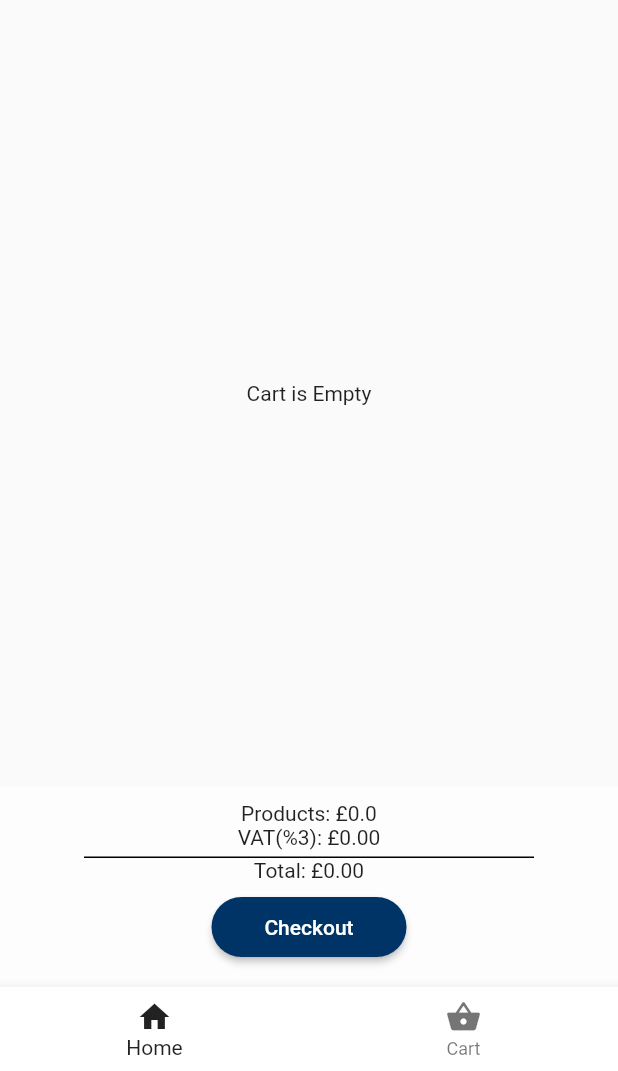
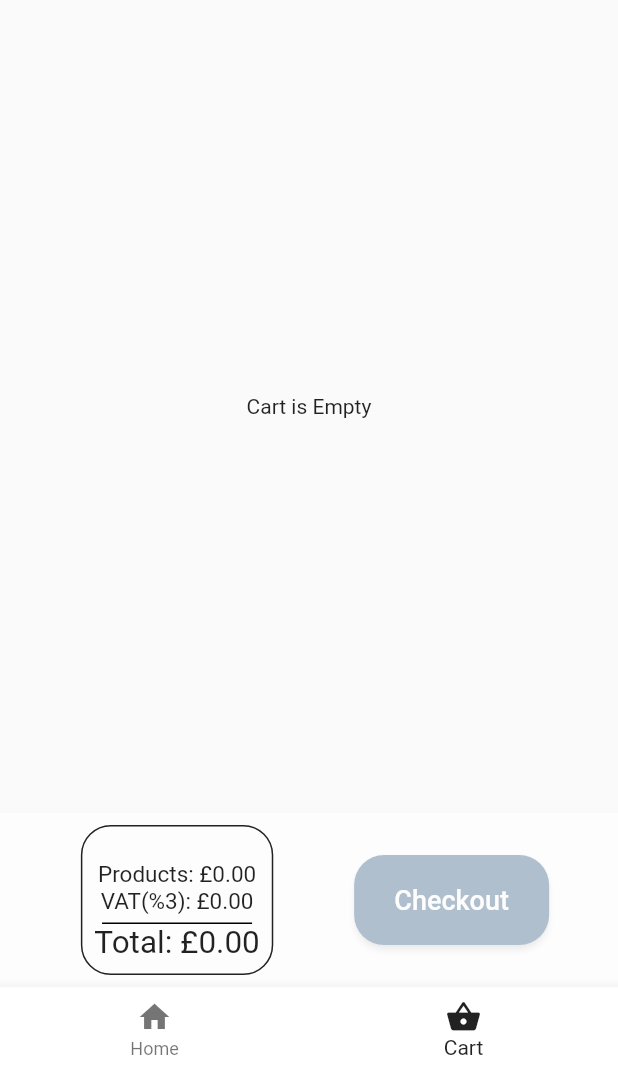
Before and after one commit to rev2023/E-commerce-application, a Flutter app: the screen it shows after launch, item 2 of the bottom bar chosen, after a tap on "Checkout", on a phone screen of 412 x 824 dp, the part 165-1236 px from its top. Run offline on Flutter 3.47's test engine with Material 2 defaults, Android fonts, the phone set to English and light mode, and no system bars; our stand-ins replace auto_route, dio, flutter_svg, get_it, material_floating_search_bar_2 and 1 more; missing offline and left inert: counter_button, currency_symbols, dart:ffi, emerge_alert_dialog; accounts and stored records are empty; network calls fail.

Commit message:
Refactoring UI to make it more interactive.
In this commit multiple UI changes have been made. One is that now the product quantity can be increased or decreased and also badges have been added to the cart icon to notify when items have been added to cart. Additionally, snack bar pop ups now indicate items have been added to cart.

```diff
--- a/lib/main.dart
+++ b/lib/main.dart
@@ -1,6 +1,7 @@
 import 'package:e_commerce_application/provider/cart_provider.dart';
 import 'package:e_commerce_application/provider/product_details_screen_provider.dart';
 import 'package:e_commerce_application/provider/search_screen_provider.dart';
+import 'package:e_commerce_application/provider/selected_screen_provider.dart';
 import 'package:e_commerce_application/router/app_router.dart';
 import 'package:e_commerce_application/screens/splash_screen.dart';
 import 'package:e_commerce_application/services/services_configuration.dart';
@@ -24,6 +25,7 @@ class MyApp extends StatelessWidget {
       providers: [
         ChangeNotifierProvider(create: (context) => CartProvider()),
         ChangeNotifierProvider(create: (context) => SearchScreenProvider()),
+        ChangeNotifierProvider(create: (context) => SelectedScreenProvider()),
         ChangeNotifierProvider(
             create: (context) => ProductDetailsScreenProvider()),
       ],
--- a/lib/models/product.dart
+++ b/lib/models/product.dart
@@ -62,8 +62,8 @@ class Product {
     CartFields.selectedSize : selectedSize,
   };
 
-  void incrementID(){
-    id = id + '00';
+  void changeID(){
+    id = id + '0';
   }
 
   static Product fromMap(Map<String, dynamic> map) => Product(
--- /dev/null
+++ b/lib/provider/selected_screen_provider.dart
@@ -0,0 +1,12 @@
+import 'package:flutter/material.dart';
+
+class SelectedScreenProvider extends ChangeNotifier {
+  int _selectedIndex = 0;
+
+  int get selectedIndex => _selectedIndex;
+
+  void updateIndex(int newIndex) {
+    _selectedIndex = newIndex;
+    notifyListeners();
+  }
+}
--- a/lib/screens/cart_screen.dart
+++ b/lib/screens/cart_screen.dart
@@ -1,9 +1,13 @@
+import 'package:auto_route/auto_route.dart';
 import 'package:currency_symbols/currency_symbols.dart';
 import 'package:e_commerce_application/provider/cart_provider.dart';
-import 'package:flutter/cupertino.dart';
+import 'package:emerge_alert_dialog/emerge_alert_dialog.dart';
 import 'package:flutter/material.dart';
 import 'package:provider/provider.dart';
 import 'package:e_commerce_application/widgets/custom_app_bar.dart';
+import 'package:e_commerce_application/models/product.dart';
+import 'package:e_commerce_application/provider/selected_screen_provider.dart';
+import 'package:e_commerce_application/widgets/bottom_nav_bar.dart';
 
 class CartScreen extends StatelessWidget {
   final GlobalKey<ScaffoldState> _scaffoldKey = GlobalKey<ScaffoldState>();
@@ -14,6 +18,34 @@ class CartScreen extends StatelessWidget {
   Widget build(BuildContext context) {
     final cartProvider = Provider.of<CartProvider>(context,);
     cartProvider.getItemsInCart();
+
+    Future<void> _showDialog(BuildContext context, VoidCallback method, Product product) async {
+      return showDialog<void>(
+        context: context,
+        barrierDismissible: true,
+        builder: (BuildContext context) {
+          return  EmergeAlertDialog(
+            alignment: Alignment.bottomCenter,
+            emergeAlertDialogOptions: EmergeAlertDialogOptions(
+              title: Text("Remove from cart"),
+              shape: const RoundedRectangleBorder(borderRadius: BorderRadius.all(Radius.circular(20))),
+              content: Text('Confirm you would like to remove  ${product.name} from cart? '),
+              actions: [Padding(
+                padding: const EdgeInsets.only(right: 20.0),
+                child: GestureDetector(onTap: (){Navigator.pop(context);},child: Text('Cancel')),
+              ),Container(
+                height: 45,
+                width: 110,
+                child: ElevatedButton(onPressed: method ,style: ButtonStyle(shape: MaterialStateProperty.all(const RoundedRectangleBorder(borderRadius: BorderRadius.all(Radius.circular(15)))),backgroundColor: MaterialStateProperty.all(Colors.black87)),
+                child: const Text('Confirm',style: TextStyle(color: Colors.white),)),
+              )],
+              actionsOverflowButtonSpacing: 50
+            ),
+          );
+        },
+      );
+    }
+
 
     return Scaffold(
       key: _scaffoldKey,
@@ -51,12 +83,23 @@ class CartScreen extends StatelessWidget {
                         child: Card(
                           elevation: 3,
                           child: ListTile(
-                            trailing: GestureDetector(onTap:(){cartProvider.productList.removeAt(index);
-                            cartProvider.delete(product);},child: const Icon(Icons.remove_circle)),
+                            trailing: Column(
+                              children: [
+                                GestureDetector(onTap:(){
+                                  cartProvider.incrementQuantity(product);
+                                },child: const Icon(Icons.add_circle)),
+                                GestureDetector(onTap:(){
+                                  if(product.quantity! <= 1 ){
+                                    _showDialog(context, (){cartProvider.delete(product);context.router.pop();}, product);
+                                  }
+                                    cartProvider.decrementQuantity(product);
+                                },child: const Icon(Icons.remove_circle)),
+                              ],
+                            ),
                             contentPadding: const EdgeInsets.all(16.0),
-                            leading: Image.network(product.mainImage),
+                            leading: SizedBox(width: 60, child: Image.network(product.mainImage)),
                             title: Text(
-                              '${product.name}',
+                              product.name,
                               style: const TextStyle(color: Colors.black87, fontWeight: FontWeight.bold),
                             ),
                             subtitle: Column(
@@ -89,49 +132,60 @@ class CartScreen extends StatelessWidget {
             Container(
               color: Colors.white60,
               width: double.infinity,
+              child: Row(
+                mainAxisAlignment: MainAxisAlignment.spaceEvenly,
+                children: [
+                  Padding(
+                    padding: const EdgeInsets.all(8.0),
+                    child: Container(
+                      height: 100,
+                      decoration: BoxDecoration(border: Border.all(color: Colors.black87), borderRadius: BorderRadius.all(Radius.circular(20))),
+
+                      child: Padding(
+                        padding: const EdgeInsets.all(8.0),
                         child: Column(
                           mainAxisAlignment: MainAxisAlignment.end,
                           children: [
-                  SizedBox(height: 10,),
-                  Text('Products: £${cartProvider.totalCost - cartProvider.vatAmount}', style: TextStyle(color: Colors.black87),),
-                  Text('VAT(%3): £${cartProvider.vatAmount.toStringAsFixed(2)}', style: TextStyle(color: Colors.black87),),
+                            Text('Products: £${(cartProvider.totalCost - cartProvider.vatAmount).toStringAsFixed(2)}', style: TextStyle(color: Colors.black87, fontSize: 15),),
+                            Text('VAT(%3): £${cartProvider.vatAmount.toStringAsFixed(2)}', style: TextStyle(color: Colors.black87, fontSize: 15),),
                             const SizedBox(height: 5,),
-                  Container(width: 300,height: 1,color: Colors.black,),
-                  Text('Total: £${cartProvider.totalCost.toStringAsFixed(2)}', style: TextStyle(color: Colors.black87),),
-                  const SizedBox(height: 10,),
+                            Container(width: 100,height: 1,color: Colors.black,),
+                            Text('Total: £${cartProvider.totalCost.toStringAsFixed(2)}', style: TextStyle(color: Colors.black87,fontSize: 21),),
+                          ],
+                        ),
+                      )
+                    ),
+                  ),
                   SizedBox(
-                    height: 40,
+                    height: 60,
                     width: 130,
+                    child: Opacity(
+                      opacity: cartProvider.productList.isEmpty ? 0.3 : 1,
                       child: ElevatedButton(
                         onPressed: () {},
                         style: ButtonStyle(
-                        shape: MaterialStateProperty.all(RoundedRectangleBorder(borderRadius: BorderRadius.all(Radius.circular(20)))),
+                          shape: MaterialStateProperty.all(const RoundedRectangleBorder(borderRadius: BorderRadius.all(Radius.circular(20)))),
                           backgroundColor: MaterialStateProperty.all(const Color(0xFF003366)),
                         ),
-                      child: Text(
+                        child: const Text(
                           'Checkout',
-                        style: TextStyle(fontSize: 14),
+                          style: TextStyle(fontSize: 18),
                         ),
                       ),
                     ),
-                  const SizedBox(height: 20,),
+                  ),
                 ],
               ),
             )
           ],
         ),
       ),
-      bottomNavigationBar: BottomNavigationBar(
-        backgroundColor: Colors.white,
-        selectedItemColor: Colors.black87,
-        items: const [
-          BottomNavigationBarItem(icon: Icon(Icons.home), label: 'Home'),
-          BottomNavigationBarItem(
-            icon: Icon(Icons.shopping_basket),
-            label: 'Cart',
-          ),
-        ],
-      ),
+        bottomNavigationBar:  Consumer<SelectedScreenProvider>(
+            builder: (context, selectedIndexProvider, _) {
+              return BottomNavBar(selectedIndex: selectedIndexProvider.selectedIndex,
+                onSelect: selectedIndexProvider.updateIndex,);
+            }
+        )
     );
   }
 }
--- a/lib/screens/home_screen.dart
+++ b/lib/screens/home_screen.dart
@@ -1,6 +1,7 @@
 import 'package:auto_route/auto_route.dart';
 import 'package:e_commerce_application/provider/cart_provider.dart';
 import 'package:e_commerce_application/provider/product_details_screen_provider.dart';
+import 'package:e_commerce_application/provider/selected_screen_provider.dart';
 import 'package:e_commerce_application/router/app_router.gr.dart';
 import 'package:flutter/material.dart';
 import 'package:provider/provider.dart';
@@ -10,6 +11,7 @@ import 'package:e_commerce_application/widgets/brand_icon.dart';
 import 'package:e_commerce_application/widgets/custom_app_bar.dart';
 import 'package:e_commerce_application/widgets/product_holder.dart';
 import 'package:e_commerce_application/widgets/search_bar.dart';
+import 'package:e_commerce_application/widgets/bottom_nav_bar.dart';
 
 @RoutePage()
 class HomeScreen extends StatelessWidget {
@@ -20,8 +22,6 @@ class HomeScreen extends StatelessWidget {
   @override
   Widget build(BuildContext context) {
     final cartProvider = Provider.of<CartProvider>(context);
-
-
     return MultiProvider(
       providers: [
         ChangeNotifierProvider(create: (context) => HomeScreenProvider()),
@@ -225,27 +225,13 @@ class HomeScreen extends StatelessWidget {
             ],
           ),
         ),
-        bottomNavigationBar: BottomNavigationBar(
-          backgroundColor: Colors.white,
-          currentIndex: 0,
-          selectedItemColor: Colors.black87,
-          onTap: (index){
-            if(index == 1){
-              context.router.push(CartRoute());
-            }
-            else{
-              context.router.push(HomeRoute());
-            }
-
-          },
-          items: const [
-            BottomNavigationBarItem(icon: Icon(Icons.home), label: 'Home'),
-            BottomNavigationBarItem(
-              icon: Icon(Icons.shopping_basket),
-              label: 'Cart',
-            ),
-          ],
-        ),
+        bottomNavigationBar:  Consumer<SelectedScreenProvider>(
+          builder: (context, selectedIndexProvider, _) {
+            BottomNavBar.itemCount = cartProvider.productList.length;
+            return BottomNavBar(selectedIndex: selectedIndexProvider.selectedIndex,
+                onSelect: selectedIndexProvider.updateIndex, );
+          }
+        )
       ),
     );
   }
--- /dev/null
+++ b/lib/widgets/bottom_nav_bar.dart
@@ -0,0 +1,39 @@
+import 'package:auto_route/auto_route.dart';
+import 'package:flutter/material.dart';
+import 'package:e_commerce_application/router/app_router.gr.dart';
+
+class BottomNavBar extends StatelessWidget {
+  final int selectedIndex;
+  static int? itemCount;
+  final ValueChanged<int> onSelect;
+
+  set count(int count){
+    itemCount = count;
+  }
+  const BottomNavBar({super.key, required this.selectedIndex, required this.onSelect,});
+
+  @override
+  Widget build(BuildContext context) {
+    return BottomNavigationBar(
+      backgroundColor: Colors.white,
+      currentIndex: selectedIndex,
+      selectedItemColor: Colors.black87,
+      onTap: (index) {
+        onSelect(index);
+
+        if (index == 1) {
+          context.router.push(CartRoute());
+        } else {
+          context.router.push(HomeRoute());
+        }
+      },
+      items:  [
+        const BottomNavigationBarItem(icon: Icon(Icons.home), label: 'Home'),
+        BottomNavigationBarItem(
+          icon: itemCount != 0 ? Badge(label: Text(itemCount.toString()),child: const Icon(Icons.shopping_basket),) : const Icon(Icons.shopping_basket),
+          label: 'Cart',
+        ),
+      ],
+    );
+  }
+}
--- a/pubspec.yaml
+++ b/pubspec.yaml
@@ -45,6 +45,7 @@ dependencies:
   counter_button: ^1.0.1
   string_to_color: ^2.0.0
   sqflite: ^2.2.8+4
+  emerge_alert_dialog: ^0.0.3
 
 
 
```
Also changed, not shown: lib/db/cart_db.dart (+31 -1 lines), lib/provider/cart_provider.dart (+9 -2 lines), lib/screens/product_details_screen.dart (+29 -16 lines), pubspec.lock. Lines whose indentation alone changed are shown as unchanged.
